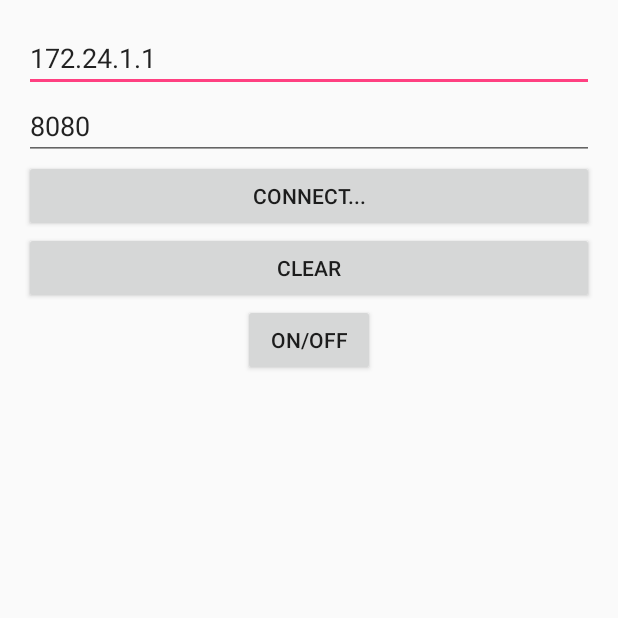
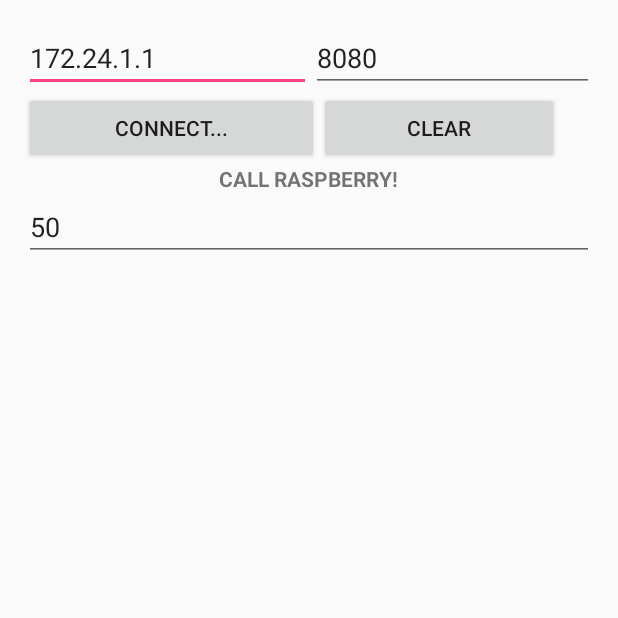
Before and after one commit to cichu28/mojerepozytorium, an Android app: the screen it shows after launch (MainActivity), after a tap on "CONNECT...", on a phone screen of 412 x 824 dp, the top half of it. Run offline under Robolectric (Android 15) with nearby library versions, the phone set to English and light mode, and no system bars.

```diff
--- a/app/src/main/java/com/example/marcin/clientservertutorial/MainActivity.java
+++ b/app/src/main/java/com/example/marcin/clientservertutorial/MainActivity.java
@@ -21,7 +21,6 @@
 import android.widget.TextView;
 
 public class MainActivity extends Activity {
-
     TextView textResponse;
     EditText editTextAddress, editTextPort;
     Button buttonConnect, buttonClear;
@@ -37,18 +36,16 @@
         buttonConnect = (Button)findViewById(R.id.connect);
         buttonClear = (Button)findViewById(R.id.clear);
         textResponse = (TextView)findViewById(R.id.response);
-        radioButtonConnect = (Button)findViewById(R.id.ON);
-
         buttonConnect.setOnClickListener(buttonConnectOnClickListener);
-        radioButtonConnect.setOnClickListener(buttonConnectOnClickListener);
-
-        buttonClear.setOnClickListener(new OnClickListener(){
-
+        buttonClear.setOnClickListener(new OnClickListener()
+        {
             // *** USTAWIAM PUSTY TEKST
             @Override
-            public void onClick(View v) {
+            public void onClick(View v)
+            {
                 textResponse.setText("");
-            }});
+            }
+        });
     }
 
     // *** PRZYCISK "NASŁUCHUJE"
@@ -81,31 +78,30 @@
         @Override
         protected Void doInBackground(Void... arg0)
         {
-            // *** WYSYŁAM
+//            // *** WYSYŁAM
             try
             {
                 Socket socket = new Socket(dstAddress, dstPort);
                 InputStream inputStream = socket.getInputStream();
-                ByteArrayOutputStream byteArrayOutputStream =
-                        new ByteArrayOutputStream(1024);
+                ByteArrayOutputStream byteArrayOutputStream = new ByteArrayOutputStream(1024);
                 byte[] buffer = new byte[1024];
 
-                int bytesRead;
-                while ((bytesRead = inputStream.read(buffer)) != -1)
-                {
-                    byteArrayOutputStream.write(buffer, 0, bytesRead);
-                }
-
-                socket.close();
-                response = byteArrayOutputStream.toString("UTF-8");
+//                int bytesRead;
+//                while ((bytesRead = inputStream.read(buffer)) != -1)
+//                {
+//                    byteArrayOutputStream.write(buffer, 0, bytesRead);
+//                }
+//
+//                socket.close();
+//                response = byteArrayOutputStream.toString("UTF-8");
 
             }
-            // *** POBIERAM, WYPISUJĘ
-            catch (UnknownHostException e)
-            {
-                // TODO Auto-generated catch block
-                e.printStackTrace();
-            }
+//            // *** POBIERAM, WYPISUJĘ
+//            catch (UnknownHostException e)
+//            {
+//                // TODO Auto-generated catch block
+//                e.printStackTrace();
+//            }
             catch (IOException e)
             {
                 // TODO Auto-generated catch block
@@ -115,11 +111,12 @@
         }
 
         // *** ???
-        @Override
-        protected void onPostExecute(Void result)
-        {
-            textResponse.setText(response);
-            super.onPostExecute(result);
-        }
+//        @Override
+//        protected void onPostExecute(Void result)
+//        {
+//            textResponse.setText(" HELLO! ");
+//            //textResponse.setText(response);
+//            super.onPostExecute(result);
+//        }
     }
 }
--- a/app/src/main/res/layout/activity_main.xml
+++ b/app/src/main/res/layout/activity_main.xml
@@ -10,46 +10,72 @@
     tools:context=".MainActivity"
     android:weightSum="1">
 
+    <LinearLayout
+        android:orientation="horizontal"
+        android:layout_width="match_parent"
+        android:layout_height="wrap_content"
+        android:layout_gravity="center_horizontal">
+
+        <EditText
+            android:id="@+id/address"
+            android:layout_width="wrap_content"
+            android:layout_height="wrap_content"
+            android:hint="dstAddress"
+            android:text="172.24.1.1"
+            android:layout_weight="0.76" />
+
+        <EditText
+            android:id="@+id/port"
+            android:layout_width="wrap_content"
+            android:layout_height="wrap_content"
+            android:hint="dstPort"
+            android:autoText="false"
+            android:text="8080"
+            android:layout_weight="1" />
+    </LinearLayout>
+
+    <TableLayout
+        android:layout_width="match_parent"
+        android:layout_height="wrap_content"
+        android:layout_gravity="right"></TableLayout>
+
+    <LinearLayout
+        android:orientation="horizontal"
+        android:layout_width="match_parent"
+        android:layout_height="wrap_content"
+        android:weightSum="1">
+
+        <Button
+            android:id="@+id/connect"
+            android:layout_width="wrap_content"
+            android:layout_height="wrap_content"
+            android:text="Connect..."
+            android:layout_weight="0.81" />
+
+        <Button
+            android:id="@+id/clear"
+            android:layout_width="160dp"
+            android:layout_height="wrap_content"
+            android:text="Clear"
+            android:layout_gravity="center_vertical" />
+
+    </LinearLayout>
+
+    <TextView
+        android:id="@+id/response"
+        android:layout_width="wrap_content"
+        android:layout_height="wrap_content"
+        android:visibility="visible"
+        android:text="CALL RASPBERRY!"
+        android:textIsSelectable="false"
+        android:textStyle="bold"
+        android:layout_gravity="center_horizontal" />
+
     <EditText
-        android:id="@+id/address"
+        android:id="@+id/PWM_value"
         android:layout_width="match_parent"
         android:layout_height="wrap_content"
         android:hint="dstAddress"
-        android:text="172.24.1.1" />
-    <EditText
-        android:id="@+id/port"
-        android:layout_width="match_parent"
-        android:layout_height="wrap_content"
-        android:hint="dstPort"
-        android:autoText="false"
-        android:text="8080" />
-    <Button
-        android:id="@+id/connect"
-        android:layout_width="match_parent"
-        android:layout_height="wrap_content"
-        android:text="Connect..."/>
-    <Button
-        android:id="@+id/clear"
-        android:layout_width="match_parent"
-        android:layout_height="wrap_content"
-        android:text="Clear"/>
-
-    <Button
-        android:id="@+id/ON"
-        android:layout_width="wrap_content"
-        android:layout_height="wrap_content"
-        android:text="ON/OFF"
-        android:layout_gravity="center_horizontal"
-        android:checked="false" />
-
-    <TextView
-        android:id="@+id/response"
-        android:layout_width="match_parent"
-        android:layout_height="wrap_content"
-        android:layout_weight="0.07"
-        android:visibility="visible"
-        android:text="CALL RASPBERRY!"
-        android:textIsSelectable="false"
-        android:textStyle="bold" />
+        android:text="50" />
 
 </LinearLayout>
```
